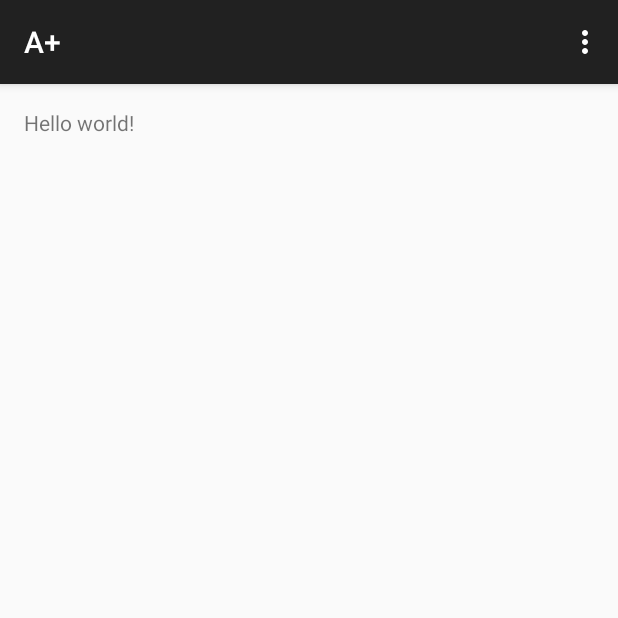
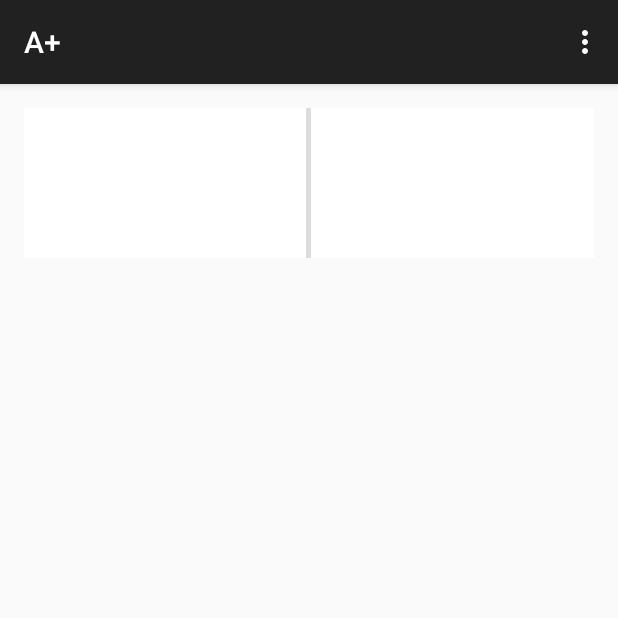
Before and after one commit to Adamdebbagh/Aplus, an Android app: the screen it shows after launch (MainActivity), on a phone screen of 412 x 824 dp, the top half of it. Run offline under Robolectric (Android 15) with nearby library versions, the phone set to English and light mode, and no system bars.

Commit message:
start working on layout

```diff
--- a/app/src/main/AndroidManifest.xml
+++ b/app/src/main/AndroidManifest.xml
@@ -1,6 +1,6 @@
 <?xml version="1.0" encoding="utf-8"?>
 <manifest xmlns:android="http://schemas.android.com/apk/res/android"
-    package="tekwin.org.a" >
+    package="tekwin.org.Aplus" >
 
     <application
         android:allowBackup="true"
@@ -8,7 +8,7 @@
         android:label="@string/app_name"
         android:theme="@style/AppTheme" >
         <activity
-            android:name=".MainActivity"
+            android:name="tekwin.org.Aplus.MainActivity"
             android:label="@string/app_name" >
             <intent-filter>
                 <action android:name="android.intent.action.MAIN" />
--- a/app/src/main/java/tekwin/org/a/MainActivity.java
+++ b/app/src/main/java/tekwin/org/Aplus/MainActivity.java
@@ -1,4 +1,4 @@
-package tekwin.org.a;
+package tekwin.org.Aplus;
 
 import android.support.v7.app.ActionBarActivity;
 import android.os.Bundle;
--- a/app/src/main/res/layout/activity_main.xml
+++ b/app/src/main/res/layout/activity_main.xml
@@ -1,11 +1,43 @@
-<RelativeLayout xmlns:android="http://schemas.android.com/apk/res/android"
-    xmlns:tools="http://schemas.android.com/tools" android:layout_width="match_parent"
-    android:layout_height="match_parent" android:paddingLeft="@dimen/activity_horizontal_margin"
+
+<LinearLayout xmlns:android="http://schemas.android.com/apk/res/android"
+    xmlns:tools="http://schemas.android.com/tools"
+    android:layout_width="match_parent"
+    android:layout_height="match_parent"
+    android:paddingLeft="@dimen/activity_horizontal_margin"
     android:paddingRight="@dimen/activity_horizontal_margin"
     android:paddingTop="@dimen/activity_vertical_margin"
-    android:paddingBottom="@dimen/activity_vertical_margin" tools:context=".MainActivity">
+    android:paddingBottom="@dimen/activity_vertical_margin"
+    tools:context=".MainActivity"
+    android:orientation="vertical"
+    android:layout_alignParentBottom="true"
+    android:layout_alignParentLeft="true"
+    android:layout_alignParentStart="true">
 
-    <TextView android:text="@string/hello_world" android:layout_width="wrap_content"
-        android:layout_height="wrap_content" />
 
-</RelativeLayout>
+    <LinearLayout
+        android:orientation="horizontal"
+        android:layout_width="match_parent"
+        android:layout_height="wrap_content">
+
+
+        <ImageButton
+            android:layout_width="wrap_content"
+            android:layout_height="100dp"
+            android:layout_weight="1"
+            android:id="@+id/discussionButton"
+            android:background="#fff"
+            android:clickable="true"
+            />
+
+        <View style="@style/VDivider"/>
+
+        <ImageButton
+            android:layout_width="wrap_content"
+            android:layout_height="100dp"
+            android:layout_weight="1"
+            android:background="#fff"
+            android:id="@+id/challengeButton" />
+
+
+    </LinearLayout>
+</LinearLayout>
--- a/app/src/main/res/values/styles.xml
+++ b/app/src/main/res/values/styles.xml
@@ -4,5 +4,16 @@
     <style name="AppTheme" parent="Theme.AppCompat.Light.DarkActionBar">
         <!-- Customize your theme here. -->
     </style>
+    <style name="HDivider">
+        <item name="android:layout_width">match_parent</item>
+        <item name="android:layout_height">1dp</item>
+        <item name="android:background">?android:attr/listDivider</item>
+    </style>
+    <style name="VDivider">
+        <item name="android:layout_width">3dp</item>
+        <item name="android:layout_height">match_parent</item>
+        <item name="android:background">?android:attr/listDivider</item>
+    </style>
+
 
 </resources>
```
Also changed, not shown: 3 other files.
